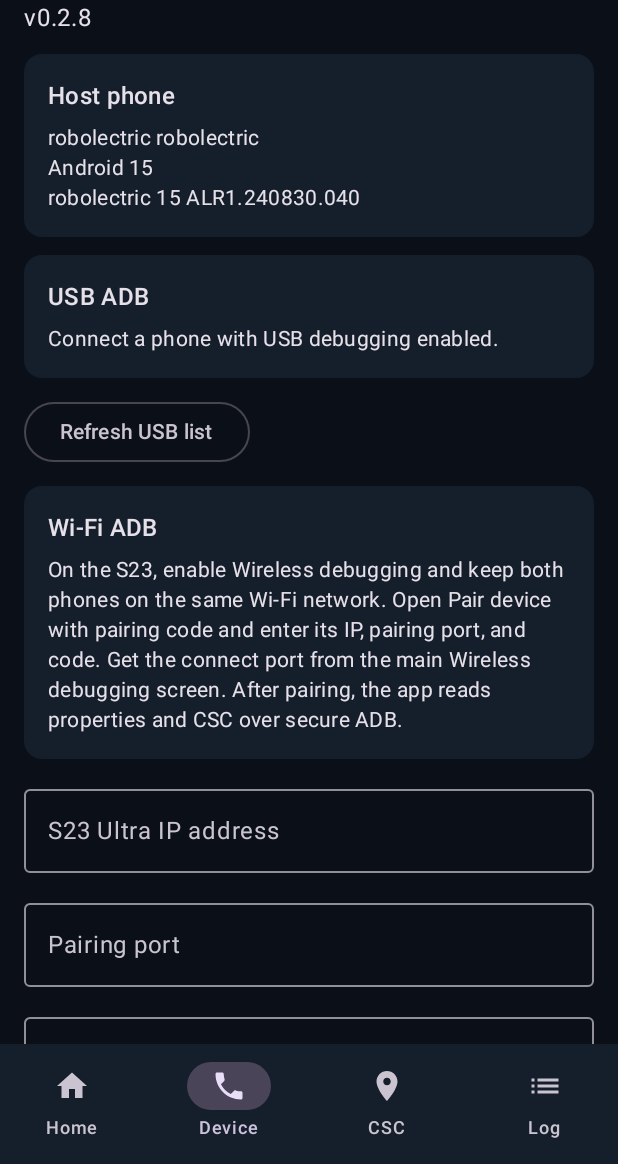
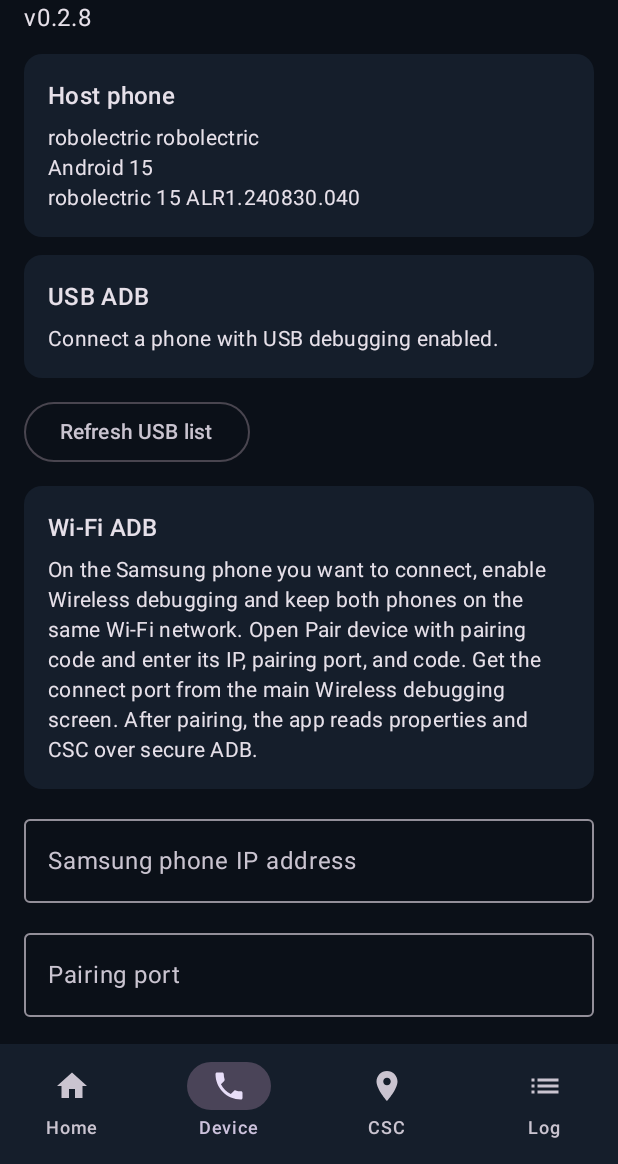
Before and after one commit to spirit2906/DroidServicePro, an Android app built with Jetpack Compose: the screen it shows after launch (MainActivity), item 2 of the bottom bar chosen, on a phone screen of 412 x 824 dp, the part 72-1236 px from its top. Run offline under Robolectric (Android 15) with nearby library versions, the phone set to English and light mode, and no system bars.

Commit message:
Make Wi-Fi ADB labels model-agnostic

```diff
--- a/app/src/main/java/com/droidservicepro/MainActivity.kt
+++ b/app/src/main/java/com/droidservicepro/MainActivity.kt
@@ -417,11 +417,11 @@ class MainActivity : ComponentActivity() {
                                 }
                             }
                             Info("Wi-Fi ADB", t(
-                                "На S23 включите «Беспроводная отладка» и оставьте оба телефона в одной Wi-Fi сети. Откройте «Сопряжение устройства с помощью кода»: введите IP, порт сопряжения и код. Порт подключения возьмите с основного экрана «Беспроводная отладка». После сопряжения приложение читает свойства и CSC через защищённый ADB.",
-                                "On the S23, enable Wireless debugging and keep both phones on the same Wi-Fi network. Open Pair device with pairing code and enter its IP, pairing port, and code. Get the connect port from the main Wireless debugging screen. After pairing, the app reads properties and CSC over secure ADB."
+                                "На подключаемом телефоне Samsung включите «Беспроводная отладка» и оставьте оба телефона в одной Wi-Fi сети. Откройте «Сопряжение устройства с помощью кода»: введите IP, порт сопряжения и код. Порт подключения возьмите с основного экрана «Беспроводная отладка». После сопряжения приложение читает свойства и CSC через защищённый ADB.",
+                                "On the Samsung phone you want to connect, enable Wireless debugging and keep both phones on the same Wi-Fi network. Open Pair device with pairing code and enter its IP, pairing port, and code. Get the connect port from the main Wireless debugging screen. After pairing, the app reads properties and CSC over secure ADB."
                             ))
                             OutlinedTextField(wifiHost, { wifiHost = it.take(80) }, Modifier.fillMaxWidth(),
-                                singleLine = true, label = { Text(t("IP S23 Ultra", "S23 Ultra IP address")) })
+                                singleLine = true, label = { Text(t("IP телефона Samsung", "Samsung phone IP address")) })
                             OutlinedTextField(wifiPairPort, { wifiPairPort = it.filter(Char::isDigit).take(5) }, Modifier.fillMaxWidth(),
                                 singleLine = true, label = { Text(t("Порт сопряжения", "Pairing port")) })
                             OutlinedTextField(wifiPairCode, { wifiPairCode = it.filter(Char::isDigit).take(6) }, Modifier.fillMaxWidth(),
```
